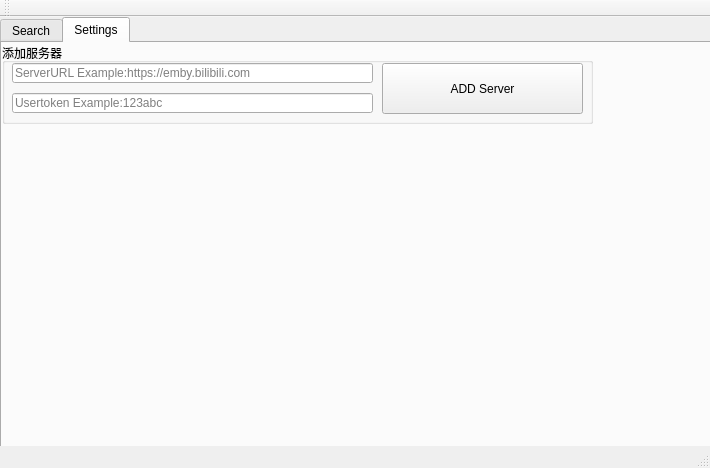
Qt form EMBYAggregationSearch.ui (AlexEisie/EMBYAggregationSearch) before a commit.
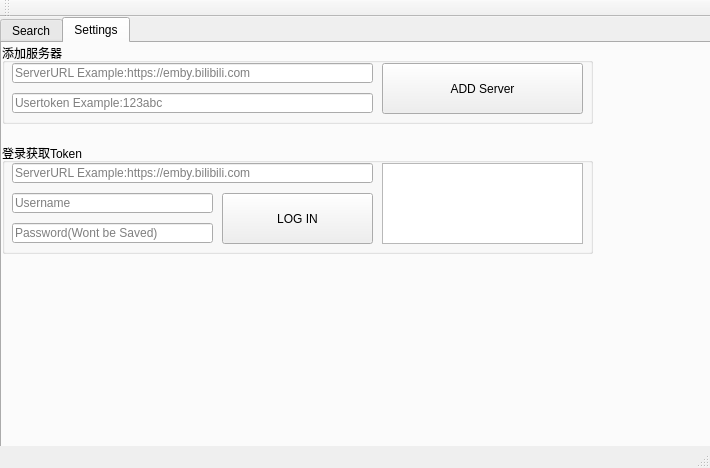
The same form after that commit. The open tabs and pages were chosen to show the change.

Commit message: LOGIN Function

What changed in the file:
```diff
--- a/EMBYAggregationSearch.ui
+++ b/EMBYAggregationSearch.ui
@@ -203,6 +203,87 @@
        </property>
       </widget>
      </widget>
+     <widget class="QGroupBox" name="groupBox_2">
+      <property name="geometry">
+       <rect>
+        <x>0</x>
+        <y>100</y>
+        <width>591</width>
+        <height>111</height>
+       </rect>
+      </property>
+      <property name="title">
+       <string>登录获取Token</string>
+      </property>
+      <widget class="QLineEdit" name="Login_ServerURL">
+       <property name="geometry">
+        <rect>
+         <x>10</x>
+         <y>20</y>
+         <width>361</width>
+         <height>20</height>
+        </rect>
+       </property>
+       <property name="placeholderText">
+        <string>ServerURL Example:https://emby.bilibili.com</string>
+       </property>
+      </widget>
+      <widget class="QLineEdit" name="Login_Username">
+       <property name="geometry">
+        <rect>
+         <x>10</x>
+         <y>50</y>
+         <width>201</width>
+         <height>20</height>
+        </rect>
+       </property>
+       <property name="placeholderText">
+        <string>Username</string>
+       </property>
+      </widget>
+      <widget class="QLineEdit" name="Login_Password">
+       <property name="geometry">
+        <rect>
+         <x>10</x>
+         <y>80</y>
+         <width>201</width>
+         <height>20</height>
+        </rect>
+       </property>
+       <property name="placeholderText">
+        <string>Password(Wont be Saved)</string>
+       </property>
+      </widget>
+      <widget class="QPushButton" name="Login">
+       <property name="geometry">
+        <rect>
+         <x>220</x>
+         <y>50</y>
+         <width>151</width>
+         <height>51</height>
+        </rect>
+       </property>
+       <property name="text">
+        <string>LOG IN</string>
+       </property>
+      </widget>
+      <widget class="QTextEdit" name="Login_Token">
+       <property name="geometry">
+        <rect>
+         <x>380</x>
+         <y>20</y>
+         <width>201</width>
+         <height>81</height>
+        </rect>
+       </property>
+       <property name="cursor" stdset="0">
+        <cursorShape>IBeamCursor</cursorShape>
+       </property>
+       <property name="readOnly">
+        <bool>true</bool>
+       </property>
+      </widget>
+     </widget>
     </widget>
    </widget>
   </widget>
```
The commit also changes 2 other files.
